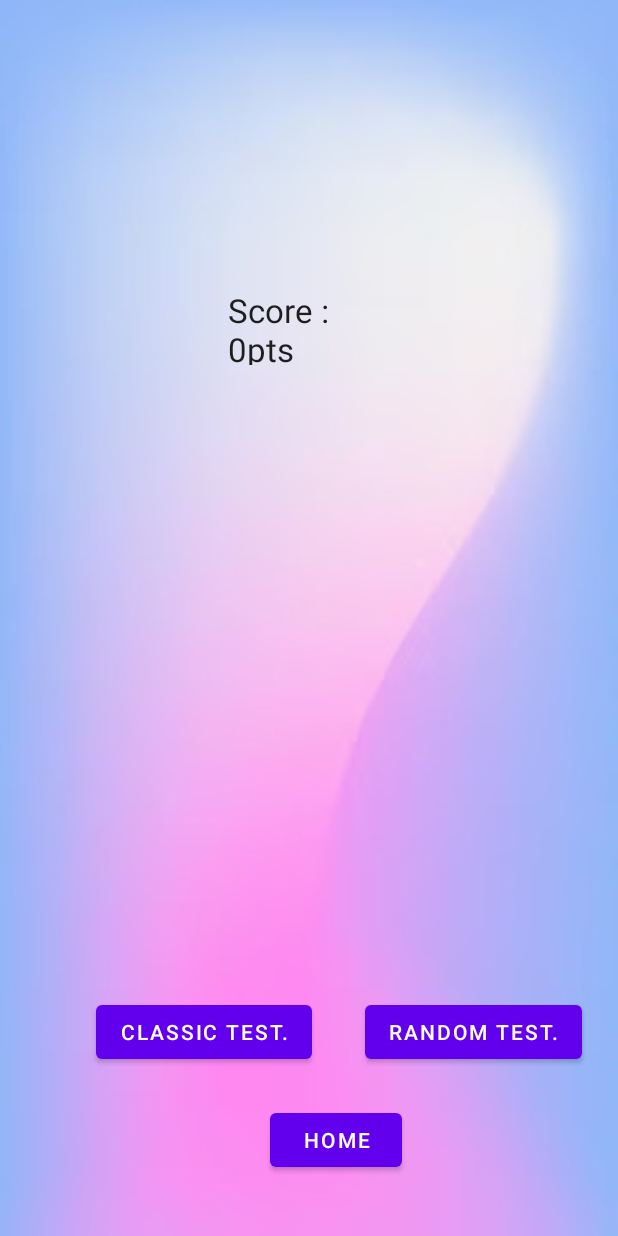
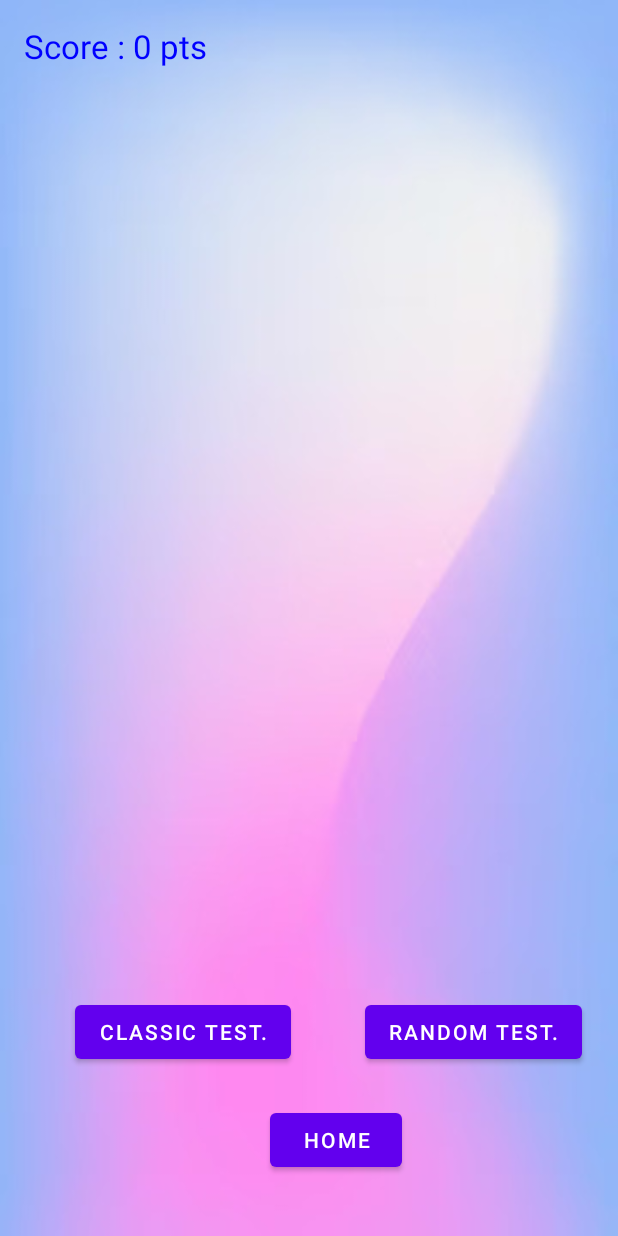
Before and after one commit to MassiGy/teachme.io, an Android app: the available_tests_view screen opened directly, with no data from a screen before it, on a phone screen of 412 x 824 dp. Run offline under Robolectric (Android 15) with nearby library versions, the phone set to English and light mode, and no system bars; 2 statements that could not run were skipped.

Commit message:
+dev-antoine: check if at least one verb is selected before going on a test + verification of proper order in the verb list + inisgnificant change in score textview

```diff
--- a/src/app/src/main/java/com/example/teachmeio/available_tests_view.java
+++ b/src/app/src/main/java/com/example/teachmeio/available_tests_view.java
@@ -3,7 +3,12 @@ package com.example.teachmeio;
 import androidx.appcompat.app.AppCompatActivity;
 
 import android.content.Intent;
+import android.graphics.Color;
 import android.os.Bundle;
+import android.text.Spannable;
+import android.text.SpannableString;
+import android.text.SpannableStringBuilder;
+import android.text.style.ForegroundColorSpan;
 import android.view.View;
 import android.widget.Button;
 import android.widget.TextView;
@@ -28,7 +33,13 @@ public class available_tests_view extends AppCompatActivity {
         score_field = findViewById(R.id.score_text_field);
 
         // if the list is empty go back to selection.
-        score_field.setText("Score : " + String.valueOf(current_score) + "pts");
+        SpannableStringBuilder builder = new SpannableStringBuilder();
+        String txt = "Score : " + String.valueOf(current_score) + " pts";
+        SpannableString coloredPart = new SpannableString(txt);
+        coloredPart.setSpan(new ForegroundColorSpan(Color.BLUE), 0, txt.length(), Spannable.SPAN_EXCLUSIVE_EXCLUSIVE);
+        builder.append(coloredPart);
+
+        score_field.setText(builder);
 
 
         to_classic_test_btn.setOnClickListener(new View.OnClickListener() {
--- a/src/app/src/main/res/layout/activity_available_tests_view.xml
+++ b/src/app/src/main/res/layout/activity_available_tests_view.xml
@@ -24,11 +24,11 @@
         android:id="@+id/to_classic_test_btn"
         android:layout_width="wrap_content"
         android:layout_height="wrap_content"
-        android:layout_marginEnd="204dp"
         android:layout_marginBottom="112dp"
         android:text="classic test."
         app:layout_constraintBottom_toBottomOf="parent"
-        app:layout_constraintEnd_toEndOf="parent" />
+        app:layout_constraintEnd_toStartOf="@+id/to_random_test_btn"
+        app:layout_constraintStart_toStartOf="parent" />
 
     <Button
         android:id="@+id/to_home_btn"
@@ -42,12 +42,14 @@
 
     <TextView
         android:id="@+id/score_text_field"
-        android:layout_width="116dp"
-        android:layout_height="51dp"
-        android:layout_marginTop="192dp"
-        android:layout_marginEnd="144dp"
+        android:layout_width="170dp"
+        android:layout_height="52dp"
+        android:layout_marginTop="16dp"
         android:text="Score : "
         android:textAppearance="@style/TextAppearance.AppCompat.Large"
         app:layout_constraintEnd_toEndOf="parent"
+        app:layout_constraintHorizontal_bias="0.066"
+        app:layout_constraintStart_toStartOf="parent"
         app:layout_constraintTop_toTopOf="parent" />
+
 </androidx.constraintlayout.widget.ConstraintLayout>
```
Also changed, not shown: src/app/src/main/java/com/example/teachmeio/DBHelper.java (+8 -2 lines), src/app/src/main/java/com/example/teachmeio/available_verbs_view.java (+14 -4 lines).
